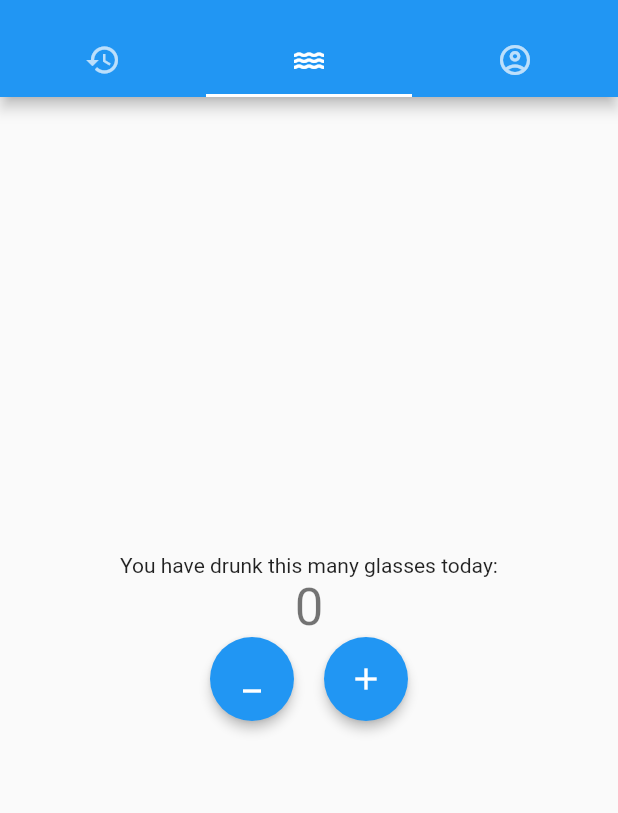
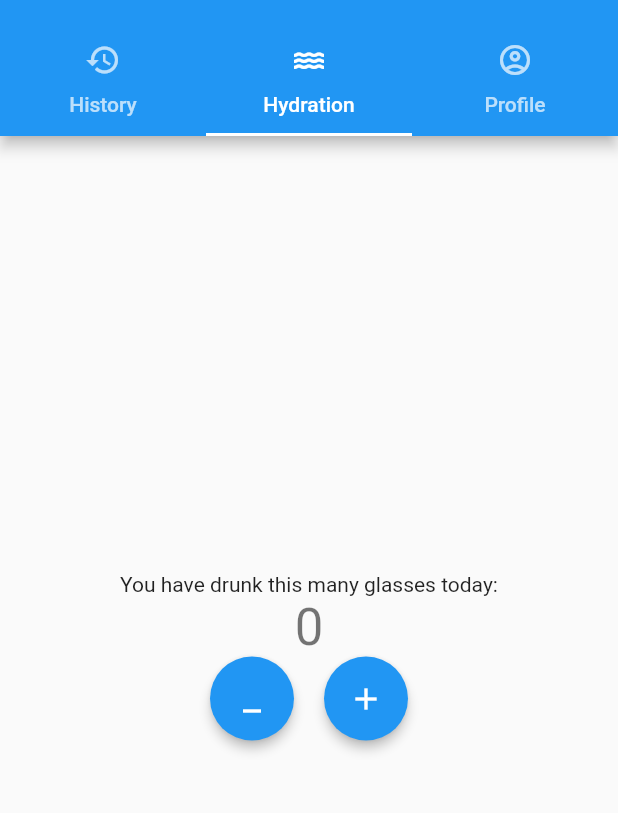
Before and after one commit to WeronikaWItt/count_your_water, a Flutter app: the screen it shows after launch, on a phone screen of 412 x 824 dp, the part 59-872 px from its top. Run offline on Flutter 3.47's test engine with Material 2 defaults, Android fonts, the phone set to English and light mode, and no system bars.

Commit message:
code refactored

```diff
--- a/lib/app.dart
+++ b/lib/app.dart
@@ -1,6 +1,4 @@
-import 'package:count_your_water/screens/history_screen.dart';
-import 'package:count_your_water/screens/home_screen.dart';
-import 'package:count_your_water/screens/profile_screen.dart';
+import 'package:count_your_water/screens/init_screen.dart';
 import 'package:flutter/material.dart';
 
 class App extends StatelessWidget {
@@ -13,51 +11,7 @@ class App extends StatelessWidget {
       theme: ThemeData(
         primarySwatch: Colors.blue,
       ),
-      home: const MyHomePage(title: 'Count Your Water'),
+      home: const InitScreen(),
     );
   }
 }
-
-class MyHomePage extends StatefulWidget {
-  const MyHomePage({Key? key, required this.title}) : super(key: key);
-
-  final String title;
-
-  @override
-  State<MyHomePage> createState() => _MyHomePageState();
-}
-
-class _MyHomePageState extends State<MyHomePage> {
-  @override
-  Widget build(BuildContext context) {
-    return DefaultTabController(
-      length: 3,
-      initialIndex: 1,
-      child: Scaffold(
-        appBar: AppBar(
-          title: Text(widget.title),
-          bottom: const TabBar(
-            tabs: [
-              Tab(
-                icon: Icon(Icons.history),
-              ),
-              Tab(
-                icon: Icon(Icons.water),
-              ),
-              Tab(
-                icon: Icon(Icons.account_circle_outlined),
-              ),
-            ],
-          ),
-        ),
-        body: const TabBarView(
-          children: [
-            HistoryScreen(),
-            HomeScreen(),
-            ProfileScreen(),
-          ],
-        ),
-      ),
-    );
-  }
-}
--- a/lib/screens/init_screen.dart
+++ b/lib/screens/init_screen.dart
@@ -1,6 +1,5 @@
 import 'package:count_your_water/screens/home_screen.dart';
 import 'package:count_your_water/screens/profile_screen.dart';
-import 'package:flutter/cupertino.dart';
 import 'package:flutter/material.dart';
 
 import 'history_screen.dart';
@@ -20,12 +19,15 @@ class InitScreen extends StatelessWidget {
             tabs: [
               Tab(
                 icon: Icon(Icons.history),
+                text: 'History',
               ),
               Tab(
                 icon: Icon(Icons.water),
+                text: 'Hydration',
               ),
               Tab(
                 icon: Icon(Icons.account_circle_outlined),
+                text: 'Profile',
               ),
             ],
           ),
```
